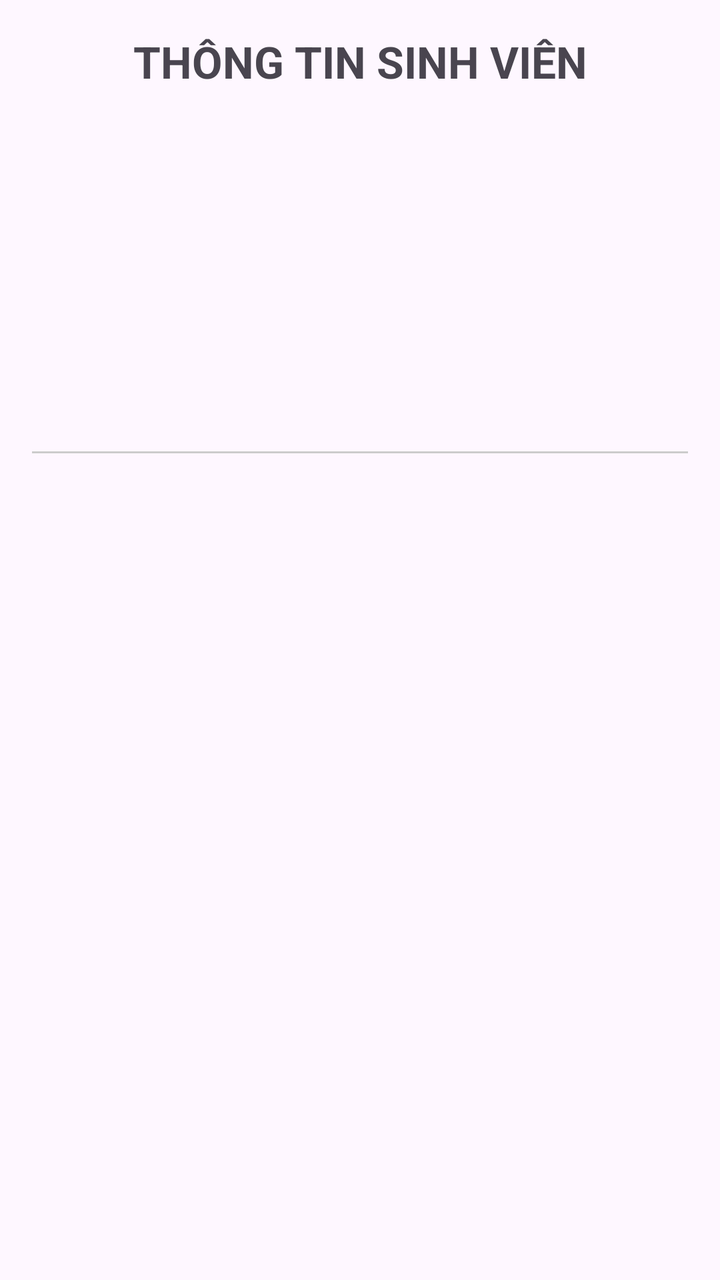
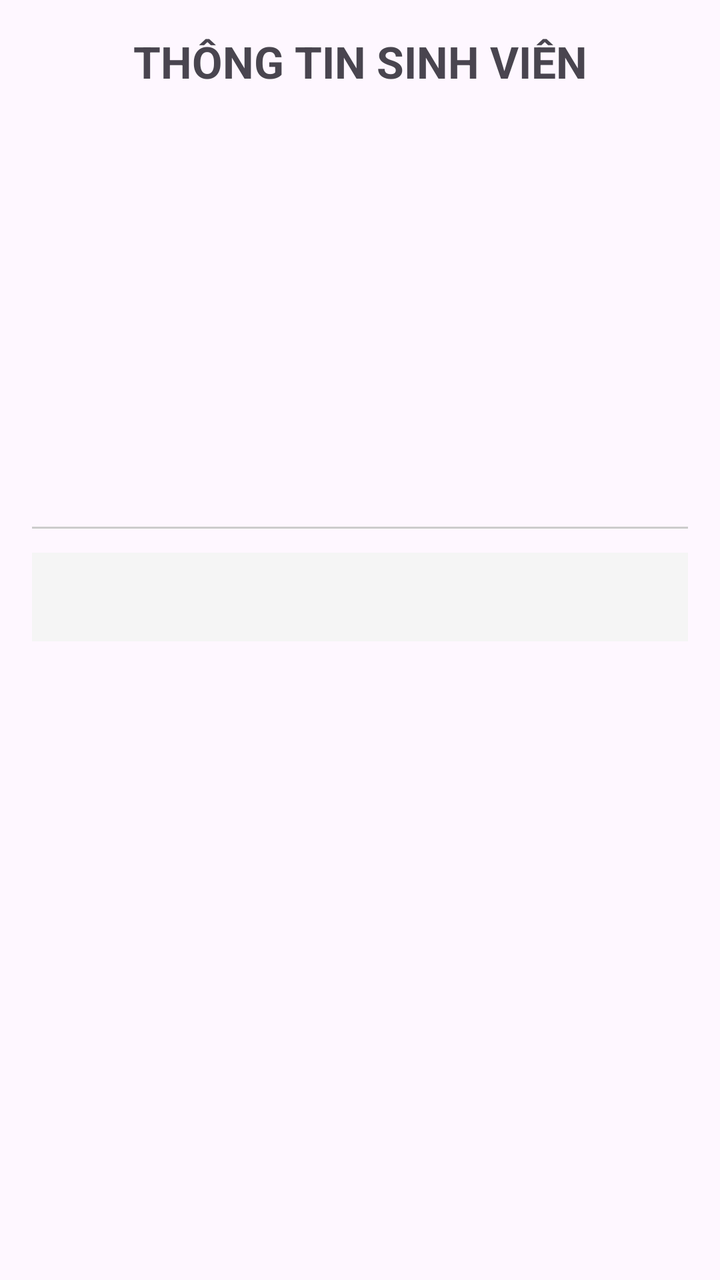

Screens rendered from an Android XML layout before and after an edit, with the pre-edit source and the edit as a unified diff.
<!-- AndroidManifest.xml: application theme Theme.BaiKiemTra -->
<!-- res/layout/activity_main.xml -->
<?xml version="1.0" encoding="utf-8"?>
<ScrollView xmlns:android="http://schemas.android.com/apk/res/android"
    android:layout_width="match_parent"
    android:layout_height="match_parent"
    android:padding="16dp">

    <LinearLayout
        android:layout_width="match_parent"
        android:layout_height="wrap_content"
        android:orientation="vertical">

        <TextView
            android:layout_width="match_parent"
            android:layout_height="wrap_content"
            android:text="THÔNG TIN SINH VIÊN"
            android:textSize="22sp"
            android:textStyle="bold"
            android:gravity="center"
            android:layout_marginBottom="20dp" />

        <TextView
            android:id="@+id/tvStudentId"
            android:layout_width="match_parent"
            android:layout_height="wrap_content"
            android:textSize="16sp"
            android:layout_marginBottom="8dp"/>

        <TextView
            android:id="@+id/tvFullName"
            android:layout_width="match_parent"
            android:layout_height="wrap_content"
            android:textSize="16sp"
            android:layout_marginBottom="8dp"/>

        <TextView
            android:id="@+id/tvClass"
            android:layout_width="match_parent"
            android:layout_height="wrap_content"
            android:textSize="16sp"
            android:layout_marginBottom="8dp"/>

        <TextView
            android:id="@+id/tvAge"
            android:layout_width="match_parent"
            android:layout_height="wrap_content"
            android:textSize="16sp"
            android:layout_marginBottom="8dp"/>

        <TextView
            android:id="@+id/tvScore"
            android:layout_width="match_parent"
            android:layout_height="wrap_content"
            android:textSize="16sp"
            android:layout_marginBottom="8dp"/>

        <View
            android:layout_width="match_parent"
            android:layout_height="1dp"
            android:background="#CCCCCC"
            android:layout_marginVertical="12dp"/>

        <TextView
            android:id="@+id/tvStatus"
            android:layout_width="match_parent"
            android:layout_height="wrap_content"
            android:textSize="16sp"
            android:textStyle="bold"
            android:textColor="#008000"
            android:layout_marginBottom="8dp"/>

        <TextView
            android:id="@+id/tvRank"
            android:layout_width="match_parent"
            android:layout_height="wrap_content"
            android:textSize="16sp"
            android:textStyle="bold"
            android:textColor="#0000FF"
            android:layout_marginBottom="8dp"/>

    </LinearLayout>
</ScrollView>
<!-- resources referenced by this layout -->
<resources>
  <style name="Theme.BaiKiemTra" parent="Base.Theme.BaiKiemTra" />
  <style name="Base.Theme.BaiKiemTra" parent="Theme.Material3.DayNight.NoActionBar">
          
          
      </style>
</resources>

<!-- the commit's change to res/layout/activity_main.xml (unified diff, before → after) -->
@@ -47,11 +47,20 @@
             android:layout_marginBottom="8dp"/>
 
         <TextView
-            android:id="@+id/tvScore"
+            android:id="@+id/tvMajor"
             android:layout_width="match_parent"
             android:layout_height="wrap_content"
             android:textSize="16sp"
             android:layout_marginBottom="8dp"/>
+
+        <TextView
+            android:id="@+id/tvFormattedScore"
+            android:layout_width="match_parent"
+            android:layout_height="wrap_content"
+            android:textSize="16sp"
+            android:textStyle="bold"
+            android:textColor="#D32F2F"
+            android:layout_marginBottom="16dp"/>
 
         <View
             android:layout_width="match_parent"
@@ -60,22 +69,13 @@
             android:layout_marginVertical="12dp"/>
 
         <TextView
-            android:id="@+id/tvStatus"
+            android:id="@+id/tvSummaryInfo"
             android:layout_width="match_parent"
             android:layout_height="wrap_content"
-            android:textSize="16sp"
-            android:textStyle="bold"
-            android:textColor="#008000"
-            android:layout_marginBottom="8dp"/>
-
-        <TextView
-            android:id="@+id/tvRank"
-            android:layout_width="match_parent"
-            android:layout_height="wrap_content"
-            android:textSize="16sp"
-            android:textStyle="bold"
-            android:textColor="#0000FF"
-            android:layout_marginBottom="8dp"/>
+            android:textSize="15sp"
+            android:textColor="#1976D2"
+            android:background="#F5F5F5"
+            android:padding="12dp"/>
 
     </LinearLayout>
 </ScrollView>
